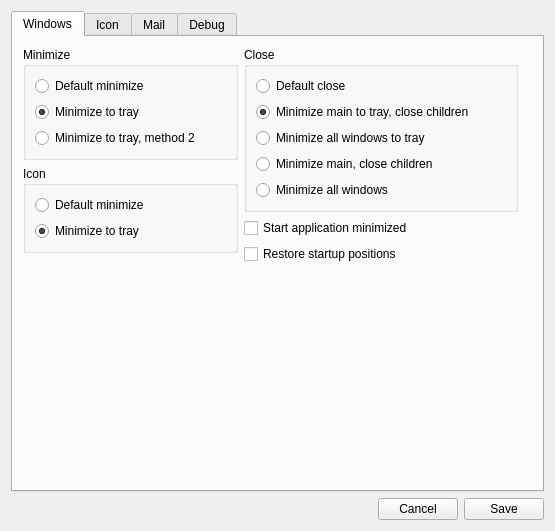
First picture: the form in app/SysTray-X/SysTray-X-app/preferences.ui, repository Ximi1970/systray-x, before the edit.
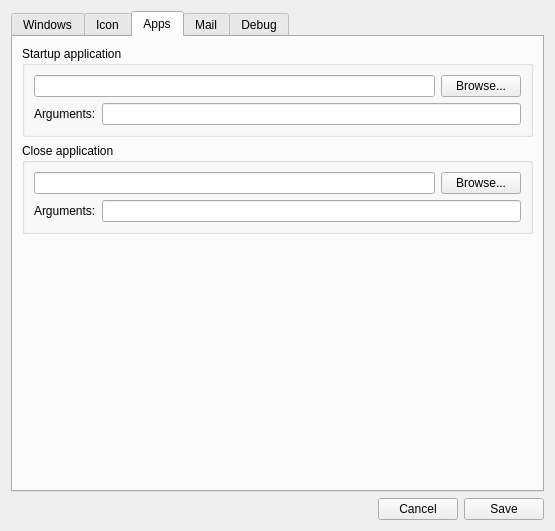
Second picture: the form after the edit. Icons and pictures are not drawn.

Commit message: Add startup and close application option

The edit to the form file:
```diff
--- a/app/SysTray-X/SysTray-X-app/preferences.ui
+++ b/app/SysTray-X/SysTray-X-app/preferences.ui
@@ -29,7 +29,7 @@
      <item>
       <widget class="QTabWidget" name="tabWidget">
        <property name="currentIndex">
-        <number>0</number>
+        <number>2</number>
        </property>
        <widget class="QWidget" name="tabWindows">
         <attribute name="title">
@@ -824,6 +824,112 @@
          </item>
         </layout>
        </widget>
+       <widget class="QWidget" name="tab">
+        <attribute name="title">
+         <string>Apps</string>
+        </attribute>
+        <layout class="QGridLayout" name="gridLayout_11">
+         <item row="0" column="0">
+          <layout class="QGridLayout" name="gridLayout_9">
+           <item row="1" column="0">
+            <widget class="QGroupBox" name="groupBox_2">
+             <property name="title">
+              <string>Close application</string>
+             </property>
+             <layout class="QGridLayout" name="gridLayout_5">
+              <item row="0" column="0">
+               <layout class="QVBoxLayout" name="verticalLayout_18">
+                <item>
+                 <layout class="QHBoxLayout" name="horizontalLayout_12">
+                  <item>
+                   <widget class="QLineEdit" name="closeApplicationLineEdit"/>
+                  </item>
+                  <item>
+                   <widget class="QPushButton" name="closeBrowseButton">
+                    <property name="text">
+                     <string>Browse...</string>
+                    </property>
+                   </widget>
+                  </item>
+                 </layout>
+                </item>
+                <item>
+                 <layout class="QHBoxLayout" name="horizontalLayout_9">
+                  <item>
+                   <widget class="QLabel" name="label_5">
+                    <property name="text">
+                     <string>Arguments:</string>
+                    </property>
+                   </widget>
+                  </item>
+                  <item>
+                   <widget class="QLineEdit" name="closeApplicationArgsLineEdit"/>
+                  </item>
+                 </layout>
+                </item>
+               </layout>
+              </item>
+             </layout>
+            </widget>
+           </item>
+           <item row="0" column="0">
+            <widget class="QGroupBox" name="groupBox">
+             <property name="title">
+              <string>Startup application</string>
+             </property>
+             <layout class="QGridLayout" name="gridLayout_2">
+              <item row="0" column="0">
+               <layout class="QVBoxLayout" name="verticalLayout_17">
+                <item>
+                 <layout class="QHBoxLayout" name="horizontalLayout_14">
+                  <item>
+                   <widget class="QLineEdit" name="startupApplicationLineEdit"/>
+                  </item>
+                  <item>
+                   <widget class="QPushButton" name="startupBrowseButton">
+                    <property name="text">
+                     <string>Browse...</string>
+                    </property>
+                   </widget>
+                  </item>
+                 </layout>
+                </item>
+                <item>
+                 <layout class="QHBoxLayout" name="horizontalLayout_5">
+                  <item>
+                   <widget class="QLabel" name="label_6">
+                    <property name="text">
+                     <string>Arguments:</string>
+                    </property>
+                   </widget>
+                  </item>
+                  <item>
+                   <widget class="QLineEdit" name="startupApplicationArgsLineEdit"/>
+                  </item>
+                 </layout>
+                </item>
+               </layout>
+              </item>
+             </layout>
+            </widget>
+           </item>
+           <item row="2" column="0">
+            <spacer name="verticalSpacer_7">
+             <property name="orientation">
+              <enum>Qt::Vertical</enum>
+             </property>
+             <property name="sizeHint" stdset="0">
+              <size>
+               <width>20</width>
+               <height>40</height>
+              </size>
+             </property>
+            </spacer>
+           </item>
+          </layout>
+         </item>
+        </layout>
+       </widget>
        <widget class="QWidget" name="tabMail">
         <attribute name="title">
          <string>Mail</string>
```
Left out of the diff: 8 changed lines with no effect on the pictures. The commit also changes 34 other files.
